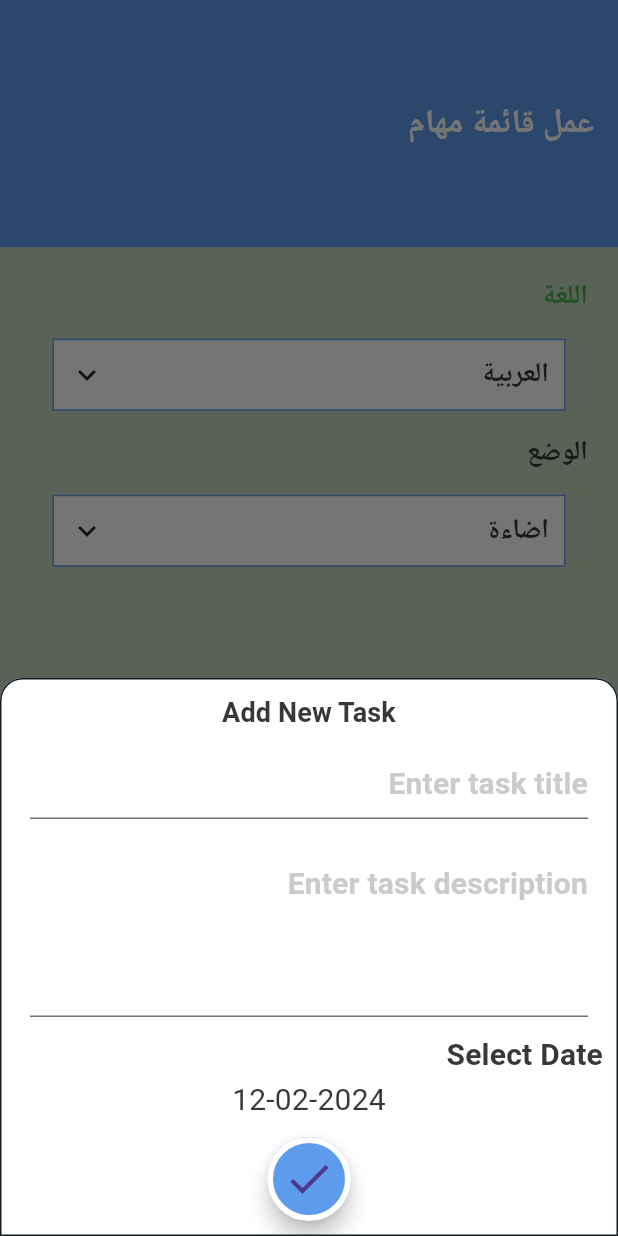
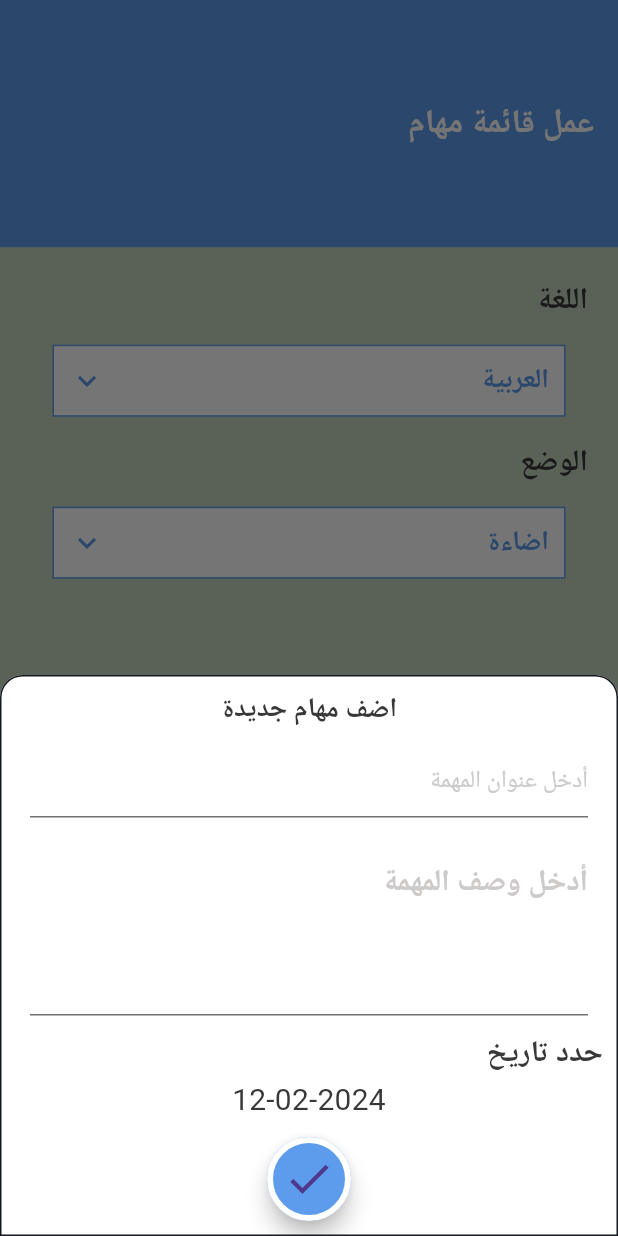
Before and after one commit to AmrHamadSaeed/App_ToDo, a Flutter app: the screen it shows after launch, item 2 of the bottom bar chosen, after a tap on the "add" icon, on a phone screen of 412 x 824 dp. Run offline on Flutter 3.47's test engine with Material 3 defaults, Android fonts, the phone set to English and light mode, and no system bars; our stand-ins replace easy_date_timeline; generated files the repository leaves out were written again.

Commit message:
finished color night and light. add localization en && ar .

```diff
--- a/lib/home/home_screen.dart
+++ b/lib/home/home_screen.dart
@@ -1,6 +1,7 @@
 import 'package:app_to_do/home/settings/settings_tap.dart';
 import 'package:app_to_do/home/task_list/add_task_bottom_sheet.dart';
 import 'package:app_to_do/home/task_list/task_list_tap.dart';
+import 'package:app_to_do/my_theme.dart';
 import 'package:flutter/material.dart';
 import 'package:flutter_gen/gen_l10n/app_localizations.dart';
 
@@ -37,22 +38,30 @@ class _HomeScreenState extends State<HomeScreen> {
             items: [
               BottomNavigationBarItem(
                 icon: Icon(Icons.list),
-                label: 'Task List',
+                label: AppLocalizations.of(context)!.task_list,
               ),
               BottomNavigationBarItem(
                 icon: Icon(Icons.settings),
-                label: 'Settings',
+                label: AppLocalizations.of(context)!.settings,
               ),
             ],
           ),
         ),
       ),
-      floatingActionButton: FloatingActionButton(
-        onPressed: () {
-          showAddTaskBottomShee();
-        },
-        child: Icon(
-          Icons.add,
+      floatingActionButton: Container(
+        decoration: BoxDecoration(shape: BoxShape.circle, boxShadow: [
+          BoxShadow(
+            color: MyTheme.greyColor,
+            blurRadius: 7,
+          )
+        ]),
+        child: FloatingActionButton(
+          onPressed: () {
+            showAddTaskBottomShee();
+          },
+          child: Icon(
+            Icons.add,
+          ),
         ),
       ),
       floatingActionButtonLocation: FloatingActionButtonLocation.centerDocked,
--- a/lib/home/settings/settings_tap.dart
+++ b/lib/home/settings/settings_tap.dart
@@ -22,10 +22,7 @@ class _SettingsTapState extends State<SettingsTap> {
         children: [
           Text(
             AppLocalizations.of(context)!.language,
-            style: Theme.of(context)
-                .textTheme
-                .titleSmall!
-                .copyWith(color: Colors.green),
+            style: Theme.of(context).textTheme.titleMedium,
           ),
           Padding(
             padding: const EdgeInsets.all(15.0),
@@ -46,12 +43,10 @@ class _SettingsTapState extends State<SettingsTap> {
                       provider.languageApp == 'en'
                           ? AppLocalizations.of(context)!.english
                           : AppLocalizations.of(context)!.arabic,
-                      style: provider.isDarkMode()
-                          ? Theme.of(context)
-                              .textTheme
-                              .titleSmall!
-                              .copyWith(color: Colors.green)
-                          : Theme.of(context).textTheme.titleSmall,
+                      style: Theme.of(context)
+                          .textTheme
+                          .titleSmall!
+                          .copyWith(color: MyTheme.primaryColor),
                     ),
                     Icon(Icons.keyboard_arrow_down_sharp),
                   ],
@@ -61,7 +56,7 @@ class _SettingsTapState extends State<SettingsTap> {
           ),
           Text(
             AppLocalizations.of(context)!.mode,
-            style: Theme.of(context).textTheme.titleSmall,
+            style: Theme.of(context).textTheme.titleMedium,
           ),
           Padding(
             padding: const EdgeInsets.all(15.0),
@@ -82,12 +77,10 @@ class _SettingsTapState extends State<SettingsTap> {
                       provider.isDarkMode()
                           ? AppLocalizations.of(context)!.night
                           : AppLocalizations.of(context)!.light,
-                      style: provider.isDarkMode()
-                          ? Theme.of(context)
-                              .textTheme
-                              .titleSmall!
-                              .copyWith(color: Colors.green)
-                          : Theme.of(context).textTheme.titleSmall,
+                      style: Theme.of(context)
+                          .textTheme
+                          .titleSmall!
+                          .copyWith(color: MyTheme.primaryColor),
                     ),
                     Icon(Icons.keyboard_arrow_down_sharp),
                   ],
--- a/lib/home/task_list/add_task_bottom_sheet.dart
+++ b/lib/home/task_list/add_task_bottom_sheet.dart
@@ -1,6 +1,9 @@
 import 'package:app_to_do/my_theme.dart';
+import 'package:app_to_do/providers/app_Config_provider.dart';
 import 'package:flutter/material.dart';
+import 'package:flutter_gen/gen_l10n/app_localizations.dart';
 import 'package:intl/intl.dart';
+import 'package:provider/provider.dart';
 
 class AddTaskBottomSheet extends StatefulWidget {
   const AddTaskBottomSheet({super.key});
@@ -17,13 +20,14 @@ class _AddTaskBottomSheetState extends State<AddTaskBottomSheet> {
 
   @override
   Widget build(BuildContext context) {
+    var provider = Provider.of<ProviderConfig>(context);
     return Container(
       margin: EdgeInsets.all(10),
       child: SingleChildScrollView(
         child: Column(
           children: [
             Text(
-              'Add New Task',
+              AppLocalizations.of(context)!.add_new_task,
               textAlign: TextAlign.center,
               style: Theme.of(context).textTheme.titleSmall,
             ),
@@ -35,23 +39,25 @@ class _AddTaskBottomSheetState extends State<AddTaskBottomSheet> {
                   Padding(
                     padding: const EdgeInsets.all(10.0),
                     child: TextFormField(
+                      style: TextStyle(
+                          color: provider.isDarkMode()
+                              ? MyTheme.whiteColor
+                              : MyTheme.blackColor),
                       onChanged: (text) {
                         title = text;
                       },
                       validator: (text) {
                         if (text == null || text.isEmpty) {
-                          return 'Please Enter Task title';
+                          return AppLocalizations.of(context)!.error_task_title;
                         }
                         return null;
                       },
                       decoration: InputDecoration(
-                        hintText: 'Enter task title',
-                        hintStyle:
-                            Theme.of(context).textTheme.titleMedium!.copyWith(
-                                  color: MyTheme.colorInput,
-                                ),
+                        hintText: AppLocalizations.of(context)!.task_title,
                         enabledBorder: UnderlineInputBorder(
-                          borderSide: BorderSide(color: MyTheme.greyColor),
+                          borderSide: BorderSide(
+                            color: MyTheme.greyColor,
+                          ),
                         ),
                       ),
                     ),
@@ -59,17 +65,23 @@ class _AddTaskBottomSheetState extends State<AddTaskBottomSheet> {
                   Padding(
                     padding: const EdgeInsets.all(10.0),
                     child: TextFormField(
+                      style: TextStyle(
+                          color: provider.isDarkMode()
+                              ? MyTheme.whiteColor
+                              : MyTheme.blackColor),
                       onChanged: (text) {
                         description = text;
                       },
                       validator: (text) {
                         if (text == null || text.isEmpty) {
-                          return 'Please Enter Task description';
+                          return AppLocalizations.of(context)!
+                              .error_task_description;
                         }
                         return null;
                       },
                       decoration: InputDecoration(
-                        hintText: 'Enter task description',
+                        hintText:
+                            AppLocalizations.of(context)!.description_title,
                         hintStyle:
                             Theme.of(context).textTheme.titleMedium!.copyWith(
                                   color: MyTheme.colorInput,
@@ -82,7 +94,7 @@ class _AddTaskBottomSheetState extends State<AddTaskBottomSheet> {
                     ),
                   ),
                   Text(
-                    'Select Date',
+                    AppLocalizations.of(context)!.select_date,
                     style: Theme.of(context).textTheme.titleMedium,
                   ),
                   Center(
@@ -91,7 +103,9 @@ class _AddTaskBottomSheetState extends State<AddTaskBottomSheet> {
                         showCalendar();
                       },
                       child: Text(
-                        '${DateFormat('dd-MM-yyyy ').format(selectedDate)}',
+                        '${DateFormat(
+                          'dd-MM-yyyy ',
+                        ).format(selectedDate)}',
                         // '${selectedDate.day}/${selectedDate.month}/${selectedDate.year}',
                         style: Theme.of(context)
                             .textTheme
--- a/lib/home/task_list/task_list_item.dart
+++ b/lib/home/task_list/task_list_item.dart
@@ -1,14 +1,21 @@
 import 'package:app_to_do/my_theme.dart';
+import 'package:app_to_do/providers/app_Config_provider.dart';
 import 'package:flutter/material.dart';
+import 'package:flutter_gen/gen_l10n/app_localizations.dart';
+import 'package:provider/provider.dart';
 
 class TaskListItem extends StatelessWidget {
   @override
   Widget build(BuildContext context) {
+    var provider = Provider.of<ProviderConfig>(context);
     return Container(
       margin: EdgeInsets.all(10),
       padding: EdgeInsets.all(10),
       decoration: BoxDecoration(
-          borderRadius: BorderRadius.circular(15), color: MyTheme.whiteColor),
+        borderRadius: BorderRadius.circular(15),
+        color:
+            provider.isDarkMode() ? MyTheme.greyDarkColor : MyTheme.whiteColor,
+      ),
       child: Row(
         mainAxisAlignment: MainAxisAlignment.spaceBetween,
         children: [
@@ -23,24 +30,24 @@ class TaskListItem extends StatelessWidget {
           ),
           Expanded(
               child: Column(
-            crossAxisAlignment: CrossAxisAlignment.start,
-            children: [
+                crossAxisAlignment: CrossAxisAlignment.start,
+                children: [
               Text(
-                'Task',
+                AppLocalizations.of(context)!.task,
                 style: Theme.of(context).textTheme.titleSmall!.copyWith(
                       color: MyTheme.primaryColor,
                     ),
               ),
-              Text('Des', style: Theme.of(context).textTheme.titleSmall),
+              Text(AppLocalizations.of(context)!.description,
+                  style: Theme.of(context).textTheme.titleSmall),
             ],
-          )),
+              )),
           Container(
             padding: EdgeInsets.symmetric(
-              horizontal: 20,
-              vertical: 10,
+              horizontal: MediaQuery.of(context).size.width * 0.05,
             ),
             decoration: BoxDecoration(
-              borderRadius: BorderRadius.circular(20),
+              borderRadius: BorderRadius.circular(10),
               color: MyTheme.primaryColor,
             ),
             child: Icon(
--- a/lib/home/task_list/task_list_tap.dart
+++ b/lib/home/task_list/task_list_tap.dart
@@ -1,30 +1,61 @@
 import 'package:app_to_do/home/task_list/task_list_item.dart';
 import 'package:app_to_do/my_theme.dart';
-import 'package:calendar_timeline/calendar_timeline.dart';
+import 'package:app_to_do/providers/app_Config_provider.dart';
+import 'package:easy_date_timeline/easy_date_timeline.dart';
 import 'package:flutter/material.dart';
+import 'package:provider/provider.dart';
 
 class TaskListTap extends StatelessWidget {
   @override
   Widget build(BuildContext context) {
+    ProviderConfig provider = Provider.of<ProviderConfig>(context);
     return Container(
       child: Column(
         children: [
-          CalendarTimeline(
+          EasyDateTimeLine(
             initialDate: DateTime.now(),
-            firstDate: DateTime.now().subtract(Duration(days: 365)),
-            lastDate: DateTime.now().add(Duration(days: 365)),
-            onDateSelected: (date) => print(date),
-            leftMargin: 20,
-            monthColor: MyTheme.blackColor,
-            dayColor: MyTheme.blackColor,
-            activeDayColor: MyTheme.whiteColor,
-            activeBackgroundDayColor: MyTheme.primaryColor,
-            dotsColor: MyTheme.whiteColor,
-            selectableDayPredicate: (date) => date.day != 23,
-
-            /// or true
-            locale: 'en_ISO',
+            activeColor: provider.isDarkMode()
+                ? MyTheme.whiteColor
+                : MyTheme.greyDarkColor,
+            dayProps: EasyDayProps(
+              todayHighlightStyle: TodayHighlightStyle.withBackground,
+              inactiveDayStyle: DayStyle(
+                  dayStrStyle: TextStyle(
+                      color: provider.isDarkMode()
+                          ? MyTheme.whiteColor
+                          : MyTheme.blackColor),
+                  monthStrStyle: TextStyle(
+                      color: provider.isDarkMode()
+                          ? MyTheme.whiteColor
+                          : MyTheme.blackColor),
+                  dayNumStyle: TextStyle(
+                      color: provider.isDarkMode()
+                          ? MyTheme.whiteColor
+                          : MyTheme.blackColor),
+                  decoration: BoxDecoration(
+                      color: provider.isDarkMode()
+                          ? MyTheme.greyDarkColor
+                          : MyTheme.whiteColor,
+                      borderRadius: BorderRadius.circular(12))),
+            ),
+            locale: provider.languageApp,
           ),
+          // CalendarTimeline(
+          //   initialDate: DateTime.now(),
+          //   firstDate: DateTime.now().subtract(Duration(days: 365)),
+          //   lastDate: DateTime.now().add(Duration(days: 365)),
+          //   onDateSelected: (date) => print(date),
+          //   leftMargin: 20,
+          //   monthColor: MyTheme.blackColor,
+          //   dayColor: MyTheme.blackColor,
+          //   activeDayColor: MyTheme.whiteColor,
+          //   activeBackgroundDayColor: MyTheme.primaryColor,
+          //   dotsColor: MyTheme.whiteColor,
+          //   selectableDayPredicate: (date) => date.day != 23,
+          //
+          //   /// or true
+          //   locale: 'en_ISO',
+          // ),
           Expanded(
             child: ListView.builder(
               itemBuilder: (context, index) {
--- a/lib/l10n/app_ar.arb
+++ b/lib/l10n/app_ar.arb
@@ -14,7 +14,8 @@
 "english" : "الإنجليزية",
 "mode" : "الوضع",
 "light" : "اضاءة",
-"night" : "ليلي"
+"night" : "ليلي",
+"add_new_task" : "اضف مهام جديدة"
 
 
 
--- a/lib/l10n/app_en.arb
+++ b/lib/l10n/app_en.arb
@@ -14,7 +14,9 @@
 "english" : "English",
 "mode" : "Mode",
 "light" : "Light",
-"night" : "Night"
+"night" : "Night",
+"add_new_task" : "Add New Task"
+
 
 
 
--- a/lib/my_theme.dart
+++ b/lib/my_theme.dart
@@ -63,7 +63,13 @@ class MyTheme {
         side: BorderSide(color: MyTheme.greyDarkColor, width: 1),
       ),
     ),
-      listTileTheme: ListTileThemeData());
+    iconTheme: IconThemeData(color: primaryColor),
+    inputDecorationTheme: InputDecorationTheme(
+      hintStyle: TextStyle(
+        color: colorInput,
+      ),
+    ),
+  );
 
   /// Dark Theme
 
@@ -132,5 +138,9 @@ class MyTheme {
       hintStyle: TextStyle(
         color: colorInput,
       ),
-      ));
+    ),
+    iconTheme: IconThemeData(
+      color: primaryColor,
+    ),
+  );
 }
--- a/pubspec.yaml
+++ b/pubspec.yaml
@@ -37,8 +37,9 @@ dependencies:
   # The following adds the Cupertino Icons font to your application.
   # Use with the CupertinoIcons class for iOS style icons.
   cupertino_icons: ^1.0.2
-  calendar_timeline: ^1.1.2
   provider: ^6.1.1
+  easy_date_timeline: ^1.0.3
+
 
 dev_dependencies:
   flutter_test:
```
Also changed, not shown: pubspec.lock. Lines whose indentation alone changed are shown as unchanged.
